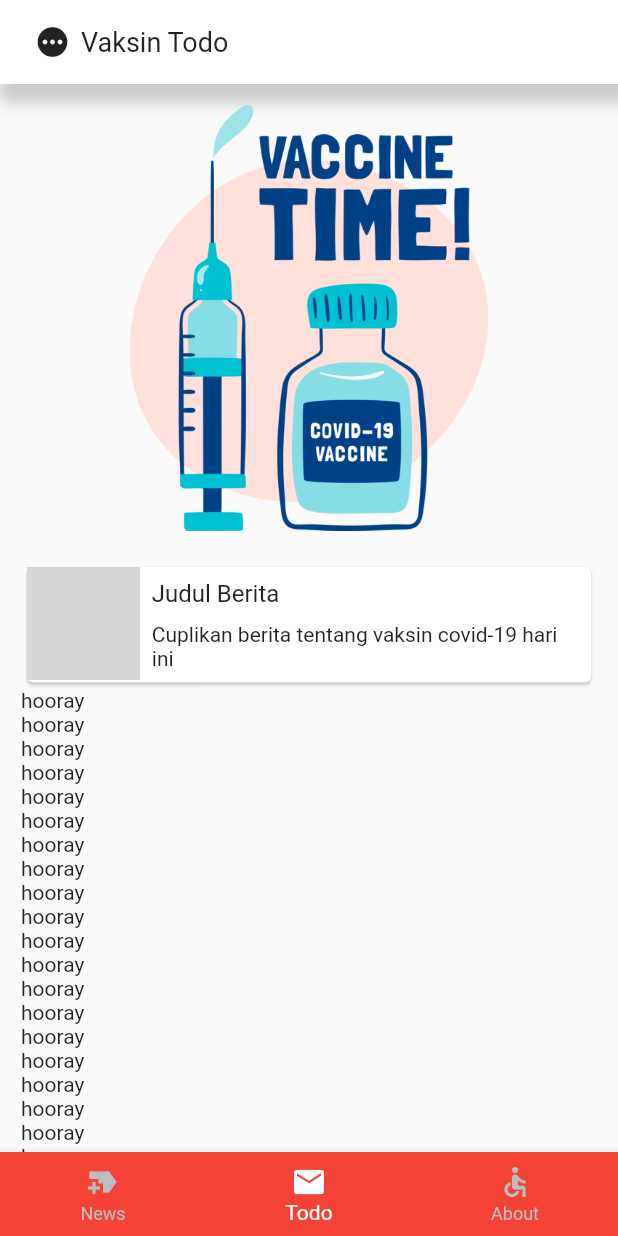
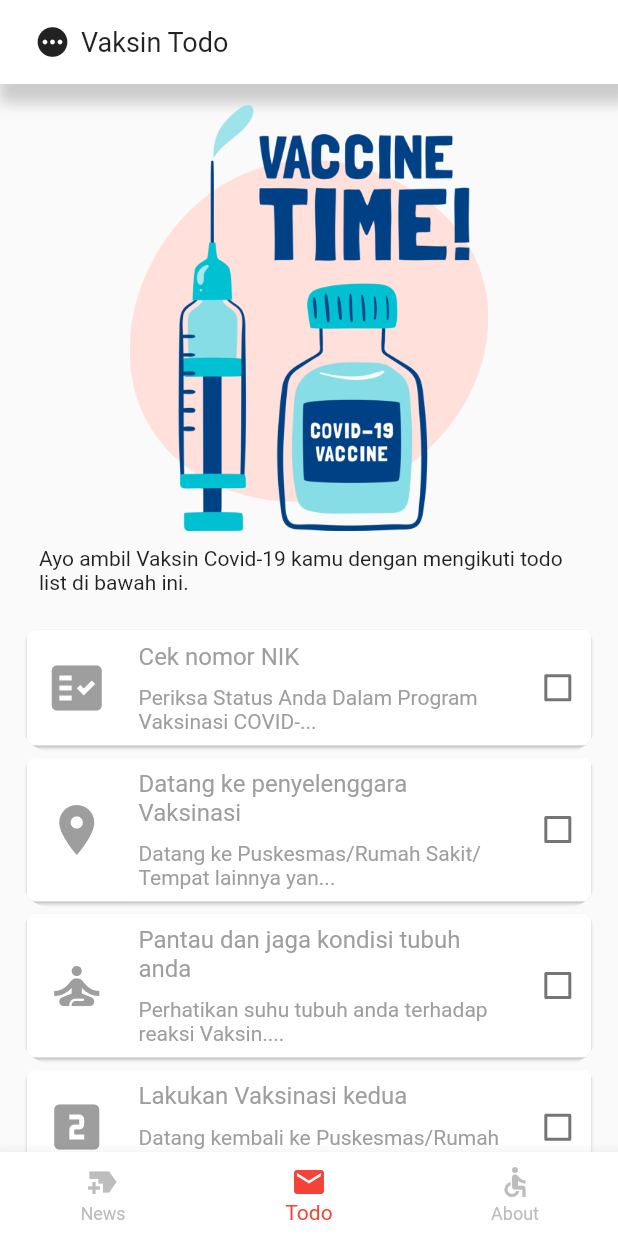
Before and after one commit to ryumada/flutter-vaksinInfo, a Flutter app: the screen it shows after launch, item 2 of the bottom bar chosen, on a phone screen of 412 x 824 dp. Run offline on Flutter 3.47's test engine with Material 2 defaults, Android fonts, the phone set to English and light mode, and no system bars; grey boxes are pictures that could not be loaded.

Commit message:
created todo list and todo list data
~ change navbar color to white and make the navbar icon colored

```diff
--- /dev/null
+++ b/lib/data/todo_list.dart
@@ -0,0 +1,72 @@
+import 'package:flutter/material.dart';
+
+class VaccineTodo {
+  String todo;
+  String description;
+  dynamic icon;
+  dynamic color;
+  bool check;
+
+  VaccineTodo({
+    required this.todo,
+    required this.description,
+    required this.icon,
+    required this.color,
+    required this.check,
+  });
+
+  List get() {
+    return vaccineTodoList;
+  }
+}
+
+var vaccineTodoList = [
+  VaccineTodo(
+    todo: 'Cek nomor NIK',
+    description:
+        'Periksa Status Anda Dalam Program Vaksinasi COVID-19 di website \n\npedulilindungi.id',
+    icon: Icons.fact_check,
+    color: Colors.amber,
+    check: false,
+  ),
+  VaccineTodo(
+    todo: 'Datang ke penyelenggara Vaksinasi',
+    description:
+        'Datang ke Puskesmas/Rumah Sakit/Tempat lainnya yang menyelenggarakan Vaksinasi Covid-19 dengan membawa KTP dan KK',
+    icon: Icons.location_on,
+    color: Colors.red,
+    check: false,
+  ),
+  VaccineTodo(
+    todo: 'Pantau dan jaga kondisi tubuh anda',
+    description:
+        'Perhatikan suhu tubuh anda terhadap reaksi Vaksin. Jaga Pola makan, dan istirahat yang cukup. Tubuh anda akan mengalami reaksi yang berbeda dari efek vaksin',
+    icon: Icons.self_improvement,
+    color: Colors.purple,
+    check: false,
+  ),
+  VaccineTodo(
+    todo: 'Lakukan Vaksinasi kedua',
+    description:
+        'Datang kembali ke Puskesmas/Rumah Sakit/Tempat lainnya yang sebelumnya anda kunjungi untuk melakukan vaksinasi pertama untuk mendapatkan vaksinasi kedua dengan jadwal yang sudah ditentukan sebelumnya',
+    icon: Icons.looks_two,
+    color: Colors.red,
+    check: false,
+  ),
+  VaccineTodo(
+    todo: 'Cetak Sertifikat Covid-19',
+    description:
+        'Lakukan pendaftaran akun pada website pedulilindungi.id, dan lakukan langkah-langkah pada: \n\ncutt.ly/cetak-sertifikat-vaksin-covid-19',
+    icon: Icons.fact_check,
+    color: Colors.blue,
+    check: false,
+  ),
+  VaccineTodo(
+    todo: 'Selesai',
+    description:
+        'Selamat anda telah melaksanakan serangkaian todo list Vaksinasi Covid-19, tahap untuk ke depannya, jaga terus kesehatan anda, pola makan, rutin berolahraga, dan apabila anda memiliki keluhan yang tidak dapat ditangani sendiri, silakan hubungi nomor kontak yang tercatat pada kartu Vaksinasi Covid-19 anda',
+    icon: Icons.check_circle,
+    color: Colors.green,
+    check: false,
+  ),
+];
--- a/lib/pages/home_page.dart
+++ b/lib/pages/home_page.dart
@@ -39,8 +39,8 @@ class _HomePageState extends State<HomePage> {
         ),
       ),
       bottomNavigationBar: BottomNavigationBar(
-        backgroundColor: color,
-        selectedItemColor: Colors.white,
+        backgroundColor: Colors.white,
+        selectedItemColor: color,
         unselectedItemColor: Colors.grey[400],
         onTap: onTabTapped,
         currentIndex: _currentIndex,
--- a/lib/widgets/todo_widget.dart
+++ b/lib/widgets/todo_widget.dart
@@ -1,5 +1,6 @@
 import 'package:flutter/cupertino.dart';
 import 'package:flutter/material.dart';
+import 'package:vaksin_info/data/todo_list.dart';
 
 class TodoWidget extends StatelessWidget {
   const TodoWidget({Key? key}) : super(key: key);
@@ -12,6 +13,7 @@ class TodoWidget extends StatelessWidget {
         child: Column(
           crossAxisAlignment: CrossAxisAlignment.stretch,
           children: [
+            /* --------------------------- gambar vaccine time -------------------------- */
             LayoutBuilder(
               builder: (BuildContext context, BoxConstraints constraints) {
                 return Container(
@@ -21,32 +23,101 @@ class TodoWidget extends StatelessWidget {
               },
             ),
             SizedBox(
+              height: 10.0,
+            ),
+            Padding(
+              padding: EdgeInsets.symmetric(horizontal: 12.0),
+              child: Text(
+                'Ayo ambil Vaksin Covid-19 kamu dengan mengikuti todo list di bawah ini.',
+              ),
+            ),
+            SizedBox(
               height: 20.0,
             ),
-            Card(
-              child: Row(
-                crossAxisAlignment: CrossAxisAlignment.start,
-                children: <Widget>[
-                  Expanded(
-                    flex: 1,
-                    child: LayoutBuilder(
-                      builder:
-                          (BuildContext context, BoxConstraints constraints) {
-                        return Container(
-                          height: constraints.maxWidth,
-                          decoration: const BoxDecoration(
-                            image: DecorationImage(
-                              image:
-                                  AssetImage('assets/images/judul_sample.jpg'),
-                              fit: BoxFit.cover,
+            /* -------------------------------- todo list ------------------------------- */
+            TodoList(),
+            /* --------------------------------- footer --------------------------------- */
+            SizedBox(
+              height: 12.0,
+            ),
+          ],
         ),
       ),
     );
-                      },
+  }
+}
+
+class TodoList extends StatefulWidget {
+  @override
+  _TodoListState createState() => _TodoListState();
+}
+
+class _TodoListState extends State<TodoList> {
+  @override
+  Widget build(BuildContext context) {
+    bool todoCompleted = false;
+    bool checkComplete = false;
+    if (!todoCompleted) {
+      return Column(
+        crossAxisAlignment: CrossAxisAlignment.stretch,
+        mainAxisSize: MainAxisSize.max,
+        children: vaccineTodoList.map((todo) {
+          int index = vaccineTodoList.indexOf(todo);
+          return InkWell(
+            onTap: () {},
+            child: ClipRRect(
+              borderRadius: BorderRadius.circular(20.0),
+              child: Card(
+                child: InkWell(
+                  onTap: () {
+                    showDialog(
+                      context: context,
+                      builder: (BuildContext context) => AlertDialog(
+                        title: Row(
+                          children: [
+                            Expanded(
+                              flex: 1,
+                              child: Icon(
+                                todo.icon,
+                                color: todo.color,
                               ),
                             ),
                             Expanded(
-                    flex: 4,
+                              flex: 9,
+                              child: Text(
+                                todo.todo,
+                                style: TextStyle(fontSize: 16),
+                              ),
+                            ),
+                          ],
+                        ),
+                        content: Text(
+                          todo.description,
+                          textAlign: TextAlign.justify,
+                        ),
+                        actions: <Widget>[
+                          TextButton(
+                            onPressed: () => Navigator.pop(context, 'OK'),
+                            child: const Text('OK'),
+                          ),
+                        ],
+                      ),
+                    );
+                  },
+                  child: Row(
+                    // crossAxisAlignment: CrossAxisAlignment.stretch,
+                    children: <Widget>[
+                      Expanded(
+                        flex: 3,
+                        child: Icon(
+                          todo.icon,
+                          color:
+                              (todo.check == false) ? Colors.grey : todo.color,
+                          size: 40.0,
+                        ),
+                      ),
+                      Expanded(
+                        flex: 12,
                         child: Padding(
                           padding: const EdgeInsets.all(8.0),
                           child: Column(
@@ -54,68 +125,97 @@ class TodoWidget extends StatelessWidget {
                             mainAxisSize: MainAxisSize.min,
                             children: [
                               Text(
-                            'Judul Berita',
-                            style: TextStyle(fontSize: 16),
+                                todo.todo,
+                                style: TextStyle(
+                                  fontSize: 16,
+                                  color: (todo.check == false)
+                                      ? Colors.grey
+                                      : Colors.black,
+                                ),
                               ),
                               SizedBox(
                                 height: 10,
                               ),
                               Text(
-                              'Cuplikan berita tentang vaksin covid-19 hari ini '),
+                                '${todo.description.replaceRange(50, todo.description.length, '...')}',
+                                style: TextStyle(
+                                  color: Colors.grey,
+                                ),
+                              ),
                             ],
+                          ),
+                        ),
+                      ),
+                      Expanded(
+                        flex: 2,
+                        child: Padding(
+                          padding: const EdgeInsets.symmetric(horizontal: 12.0),
+                          child: Checkbox(
+                            value: todo.check,
+                            activeColor: todo.color,
+                            onChanged: (bool? value) {
+                              setState(() {
+                                if (index == 0 ||
+                                    vaccineTodoList[index - 1].check == true) {
+                                  todo.check = value!;
+                                }
+
+                                for (int x = 0;
+                                    x < vaccineTodoList.length;
+                                    x++) {
+                                  if (vaccineTodoList[x].check) {
+                                    checkComplete = true;
+                                  } else {
+                                    checkComplete = false;
+                                    break;
+                                  }
+                                }
+
+                                if (checkComplete) {
+                                  showDialog(
+                                    context: context,
+                                    builder: (BuildContext context) =>
+                                        AlertDialog(
+                                      title: Row(
+                                        children: [
+                                          Expanded(
+                                            flex: 1,
+                                            child: Icon(
+                                              Icons.check_circle,
+                                              color: Colors.green,
+                                            ),
+                                          ),
+                                          Expanded(
+                                            flex: 9,
+                                            child: Text('Selesai'),
+                                          ),
+                                        ],
+                                      ),
+                                      content: Image.asset(
+                                          'assets/images/vaccinated.png'),
+                                      actions: <Widget>[
+                                        TextButton(
+                                          onPressed: () =>
+                                              Navigator.pop(context, 'OK'),
+                                          child: const Text('OK'),
+                                        ),
+                                      ],
+                                    ),
+                                  );
+                                }
+                              });
+                            },
                           ),
                         ),
                       ),
                     ],
                   ),
                 ),
-            Text('hooray'),
-            Text('hooray'),
-            Text('hooray'),
-            Text('hooray'),
-            Text('hooray'),
-            Text('hooray'),
-            Text('hooray'),
-            Text('hooray'),
-            Text('hooray'),
-            Text('hooray'),
-            Text('hooray'),
-            Text('hooray'),
-            Text('hooray'),
-            Text('hooray'),
-            Text('hooray'),
-            Text('hooray'),
-            Text('hooray'),
-            Text('hooray'),
-            Text('hooray'),
-            Text('hooray'),
-            Text('hooray'),
-            Text('hooray'),
-            Text('hooray'),
-            Text('hooray'),
-            Text('hooray'),
-            Text('hooray'),
-            Text('hooray'),
-            Text('hooray'),
-            Text('hooray'),
-            Text('hooray'),
-            Text('hooray'),
-            Text('hooray'),
-            Text('hooray'),
-            Text('hooray'),
-            Text('hooray'),
-            Text('hooray'),
-            Text('hooray'),
-            Text('hooray'),
-            Text('hooray'),
-            Text('hooray'),
-            Text('hooray'),
-            Text('hooray'),
-            Text('hooray'),
-            Text('hooray'),
-          ],
               ),
             ),
           );
+        }).toList(),
+      );
+    } else {}
   }
 }
```
Also changed, not shown: assets/images/vaccinated.png (added). Lines whose indentation alone changed are shown as unchanged.
